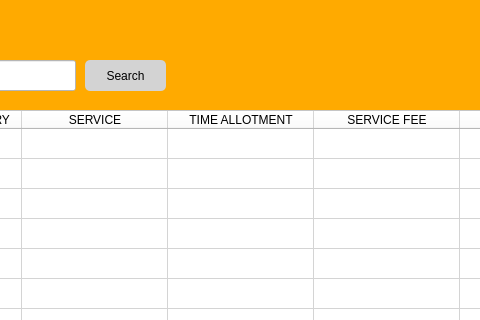
Above: ui/admin_services.ui from OnealTorres/Auto-Repair-Management-System before the change; both pictures show x 355 to 835 and y 0 to 320 of the 1099 by 616 pixel window. Below: the same form after it.
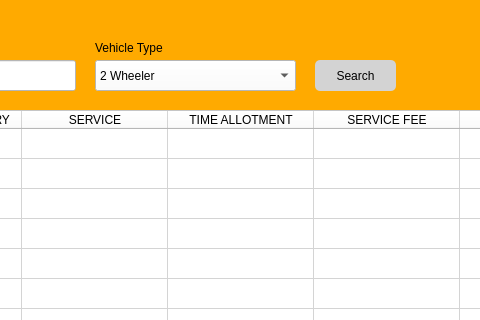
That is the form after the change. Icons and pictures are not drawn.

Diff of the .ui file:
```diff
--- a/ui/admin_services.ui
+++ b/ui/admin_services.ui
@@ -409,7 +409,7 @@
   <widget class="QPushButton" name="search_btn">
    <property name="geometry">
     <rect>
-     <x>440</x>
+     <x>670</x>
      <y>60</y>
      <width>81</width>
      <height>31</height>
@@ -475,6 +475,57 @@
      <normaloff>img/plus-button.png</normaloff>img/plus-button.png</iconset>
    </property>
   </widget>
+  <widget class="QLabel" name="label_153">
+   <property name="geometry">
+    <rect>
+     <x>450</x>
+     <y>40</y>
+     <width>71</width>
+     <height>16</height>
+    </rect>
+   </property>
+   <property name="text">
+    <string>Vehicle Type</string>
+   </property>
+  </widget>
+  <widget class="QComboBox" name="drp_vehicle_type">
+   <property name="geometry">
+    <rect>
+     <x>450</x>
+     <y>60</y>
+     <width>201</width>
+     <height>31</height>
+    </rect>
+   </property>
+   <property name="styleSheet">
+    <string notr="true">background-color: white;</string>
+   </property>
+   <item>
+    <property name="text">
+     <string>2 Wheeler</string>
+    </property>
+   </item>
+   <item>
+    <property name="text">
+     <string>3 Wheeler</string>
+    </property>
+   </item>
+   <item>
+    <property name="text">
+     <string>4 Wheeler</string>
+    </property>
+   </item>
+   <item>
+    <property name="text">
+     <string>6 Wheeler</string>
+    </property>
+   </item>
+   <item>
+    <property name="text">
+     <string>8 Wheeler</string>
+    </property>
+   </item>
+  </widget>
   <zorder>label</zorder>
   <zorder>tbl_services</zorder>
   <zorder>txt_service</zorder>
@@ -495,6 +546,8 @@
   <zorder>search_btn</zorder>
   <zorder>btn_service_add</zorder>
   <zorder>btn_service_view</zorder>
+  <zorder>label_153</zorder>
+  <zorder>drp_vehicle_type</zorder>
  </widget>
  <resources/>
  <connections/>
```
